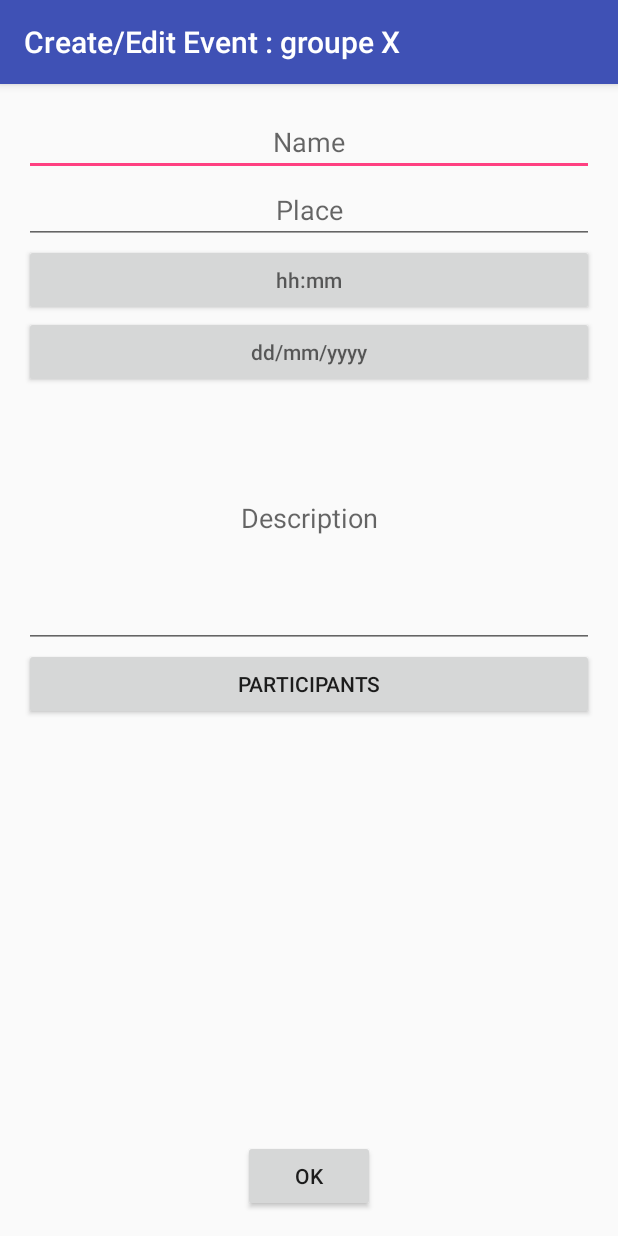
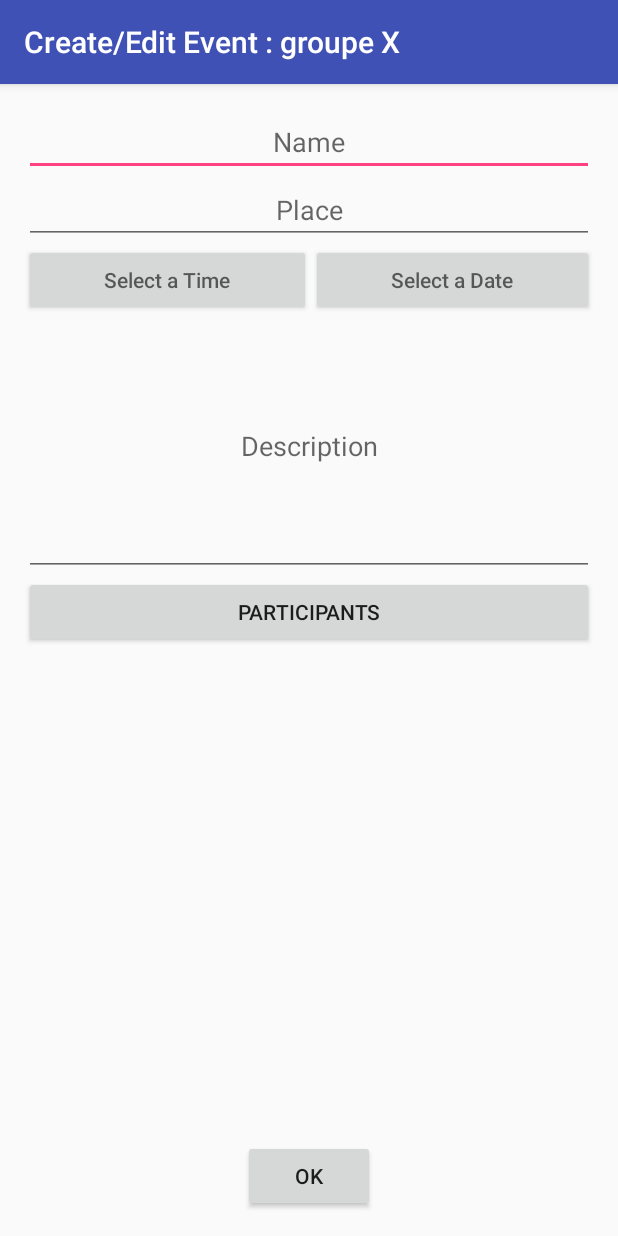
Before and after one commit to AndreCI/OpenGM, an Android app: the CreateEditEventActivity screen opened directly, with no data from a screen before it, on a phone screen of 412 x 824 dp. Run offline under Robolectric (Android 15) with nearby library versions, the phone set to English and light mode, and no system bars.

Commit message:
working date + time picker + detecting errors + nice buttons layout

```diff
--- a/app/src/main/java/ch/epfl/sweng/opengm/events/DatePickerFragment.java
+++ b/app/src/main/java/ch/epfl/sweng/opengm/events/DatePickerFragment.java
@@ -30,7 +30,7 @@ public class DatePickerFragment extends DialogFragment
     }
 
     public void onDateSet(DatePicker view, int year, int month, int day) {
-        String date = Integer.toString(day) + "/" + Integer.toString(month) + "/" + Integer.toString(year);
+        String date = Integer.toString(day) + "/" + Integer.toString(month+1) + "/" + Integer.toString(year);
         ((Button) getActivity().findViewById(R.id.CreateEditEventDateText)).setText(date);
     }
 }
--- a/app/src/main/res/layout/activity_create_edit_event.xml
+++ b/app/src/main/res/layout/activity_create_edit_event.xml
@@ -31,11 +31,19 @@
         android:minLines="1"
         android:maxLines="1" />
 
-    <Button
+    <LinearLayout
         android:layout_width="fill_parent"
         android:layout_height="wrap_content"
+        android:orientation="horizontal"
+        android:id="@+id/CreateEditButtonLayout"
+        android:layout_below="@id/CreateEditEventPlaceText"
+        >
+
+        <Button
+            android:layout_width="wrap_content"
+            android:layout_height="wrap_content"
+            android:layout_weight="1"
             android:id="@+id/CreateEditEventTimeText"
-        android:layout_below="@+id/CreateEditEventPlaceText"
             android:layout_alignParentLeft="true"
             android:layout_alignParentStart="true"
             android:hint="@string/EventTimeTextHint"
@@ -43,22 +51,25 @@
             android:onClick="showTimePickerDialog"/>
 
         <Button
-        android:layout_width="fill_parent"
+            android:layout_width="wrap_content"
             android:layout_height="wrap_content"
+            android:layout_weight="1"
             android:id="@+id/CreateEditEventDateText"
-        android:layout_below="@+id/CreateEditEventTimeText"
             android:layout_alignParentLeft="true"
             android:layout_alignParentStart="true"
             android:hint="@string/EventDateTextHint"
             android:textAlignment="center"
             android:onClick="showDatePickerDialog" />
 
+
+    </LinearLayout>
+
     <MultiAutoCompleteTextView
         android:layout_width="fill_parent"
         android:layout_height="wrap_content"
         android:id="@+id/CreateEditEventDescriptionText"
         android:hint="@string/EventDescriptionTextHint"
-        android:layout_below="@id/CreateEditEventDateText"
+        android:layout_below="@id/CreateEditButtonLayout"
         android:editable="true"
         android:nestedScrollingEnabled="true"
         android:minLines="7"
--- a/app/src/main/res/values/strings.xml
+++ b/app/src/main/res/values/strings.xml
@@ -12,9 +12,9 @@
     <string name="title_activity_add_remove_participants">AddRemoveParticipantsActivity</string>
     <string name="EventNameTextHint">Name</string>
     <string name="EventPlaceTextHint">Place</string>
-    <string name="EventDateTextHint">dd/mm/yyyy</string>
+    <string name="EventDateTextHint">Select a Date</string>
     <string name="EventParticipantsText">Participants</string>
     <string name="EventDescriptionTextHint">Description</string>
     <string name="EditEventButtonText">edit</string>
-    <string name="EventTimeTextHint">hh:mm</string>
+    <string name="EventTimeTextHint">Select a Time</string>
 </resources>
```
Also changed, not shown: app/src/main/java/ch/epfl/sweng/opengm/events/CreateEditEventActivity.java (+17 -3 lines). Lines whose indentation alone changed are shown as unchanged.
